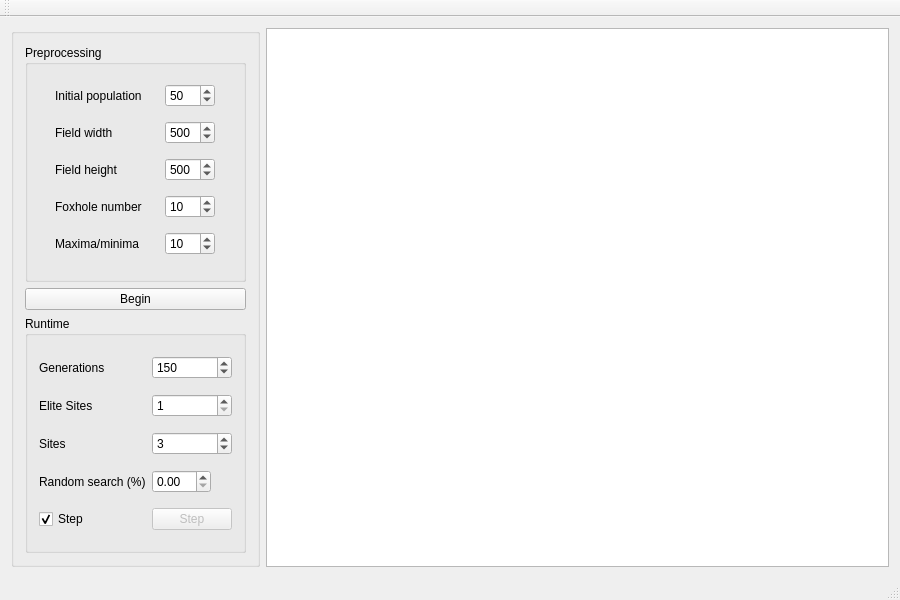
First picture: the form in mainwindow.ui, repository schibalt/bees, before the edit.
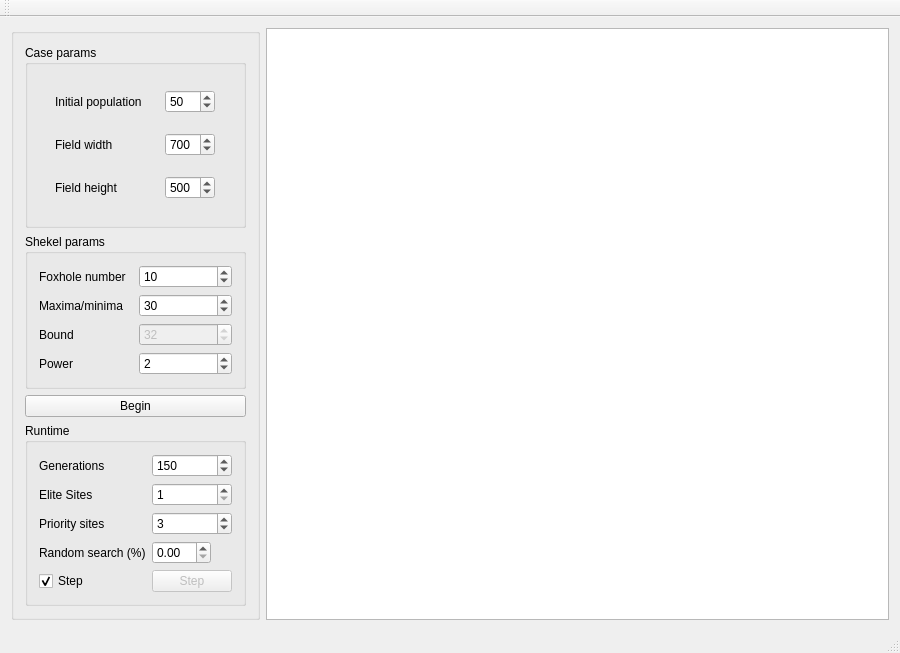
Second picture: the form after the edit.

```diff
--- a/mainwindow.ui
+++ b/mainwindow.ui
@@ -7,7 +7,7 @@
     <x>0</x>
     <y>0</y>
     <width>900</width>
-    <height>600</height>
+    <height>604</height>
    </rect>
   </property>
   <property name="windowTitle">
@@ -39,7 +39,7 @@
           </size>
          </property>
          <property name="title">
-          <string>Preprocessing</string>
+          <string>Case params</string>
          </property>
          <layout class="QGridLayout" name="gridLayout_2">
           <item row="0" column="0">
@@ -121,7 +121,7 @@
              <number>10</number>
             </property>
             <property name="value">
-             <number>500</number>
+             <number>700</number>
             </property>
            </widget>
           </item>
@@ -144,38 +144,10 @@
             </property>
            </widget>
           </item>
-          <item row="5" column="0">
-           <widget class="QLabel" name="label_8">
-            <property name="text">
-             <string>Foxhole number</string>
-            </property>
-           </widget>
-          </item>
-          <item row="6" column="0">
-           <widget class="QLabel" name="label_9">
-            <property name="text">
-             <string>Maxima/minima</string>
-            </property>
-           </widget>
-          </item>
-          <item row="5" column="1">
-           <widget class="QSpinBox" name="cfoxholeBox">
-            <property name="value">
-             <number>10</number>
-            </property>
-           </widget>
-          </item>
-          <item row="6" column="1">
-           <widget class="QSpinBox" name="maximaBox">
-            <property name="value">
-             <number>10</number>
-            </property>
-           </widget>
-          </item>
          </layout>
         </widget>
        </item>
-       <item row="2" column="0">
+       <item row="3" column="0">
         <widget class="QGroupBox" name="groupBox_3">
          <property name="title">
           <string>Runtime</string>
@@ -227,7 +199,7 @@
           <item row="2" column="0">
            <widget class="QLabel" name="label_3">
             <property name="text">
-             <string>Sites</string>
+             <string>Priority sites</string>
             </property>
            </widget>
           </item>
@@ -281,13 +253,93 @@
          </layout>
         </widget>
        </item>
-       <item row="1" column="0">
+       <item row="2" column="0">
         <widget class="QPushButton" name="pushButton">
          <property name="text">
           <string>Begin</string>
          </property>
         </widget>
        </item>
+       <item row="1" column="0">
+        <widget class="QGroupBox" name="groupBox_4">
+         <property name="title">
+          <string>Shekel params</string>
+         </property>
+         <layout class="QGridLayout" name="gridLayout_5">
+          <item row="0" column="0">
+           <widget class="QLabel" name="label_8">
+            <property name="text">
+             <string>Foxhole number</string>
+            </property>
+           </widget>
+          </item>
+          <item row="0" column="1">
+           <widget class="QSpinBox" name="foxholes">
+            <property name="value">
+             <number>10</number>
+            </property>
+           </widget>
+          </item>
+          <item row="1" column="0">
+           <widget class="QLabel" name="label_9">
+            <property name="text">
+             <string>Maxima/minima</string>
+            </property>
+           </widget>
+          </item>
+          <item row="1" column="1">
+           <widget class="QSpinBox" name="maxima">
+            <property name="enabled">
+             <bool>true</bool>
+            </property>
+            <property name="minimum">
+             <number>1</number>
+            </property>
+            <property name="maximum">
+             <number>1000</number>
+            </property>
+            <property name="value">
+             <number>30</number>
+            </property>
+           </widget>
+          </item>
+          <item row="3" column="0">
+           <widget class="QLabel" name="label_11">
+            <property name="text">
+             <string>Power</string>
+            </property>
+           </widget>
+          </item>
+          <item row="3" column="1">
+           <widget class="QSpinBox" name="power">
+            <property name="value">
+             <number>2</number>
+            </property>
+           </widget>
+          </item>
+          <item row="2" column="0">
+           <widget class="QLabel" name="label_10">
+            <property name="enabled">
+             <bool>true</bool>
+            </property>
+            <property name="text">
+             <string>Bound</string>
+            </property>
+           </widget>
+          </item>
+          <item row="2" column="1">
+           <widget class="QSpinBox" name="bound">
+            <property name="enabled">
+             <bool>false</bool>
+            </property>
+            <property name="value">
+             <number>32</number>
+            </property>
+           </widget>
+          </item>
+         </layout>
+        </widget>
+       </item>
       </layout>
      </widget>
     </item>
```
